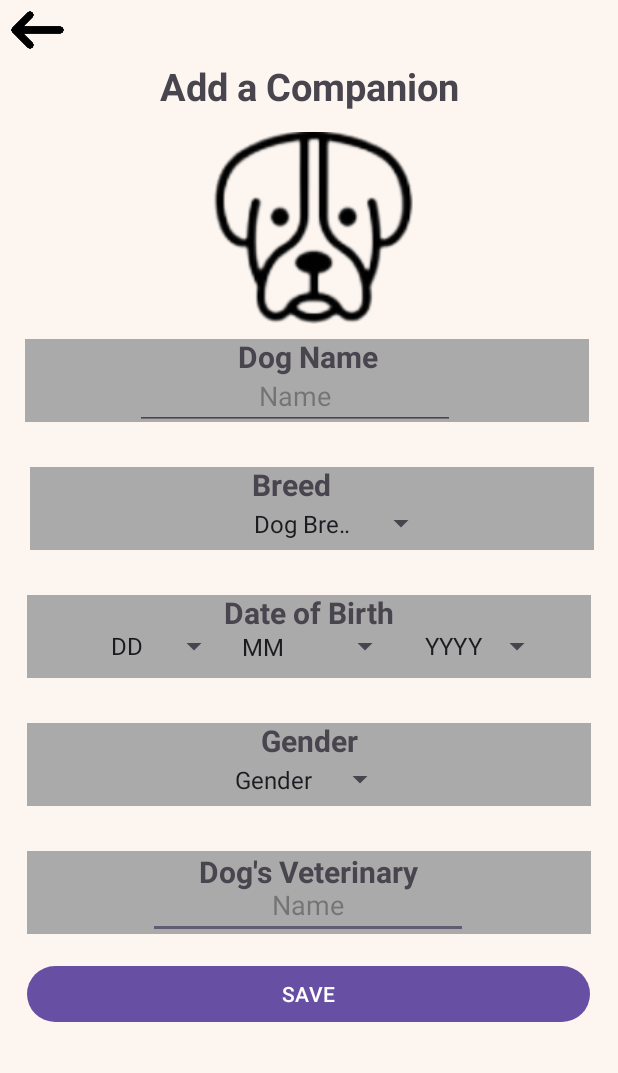
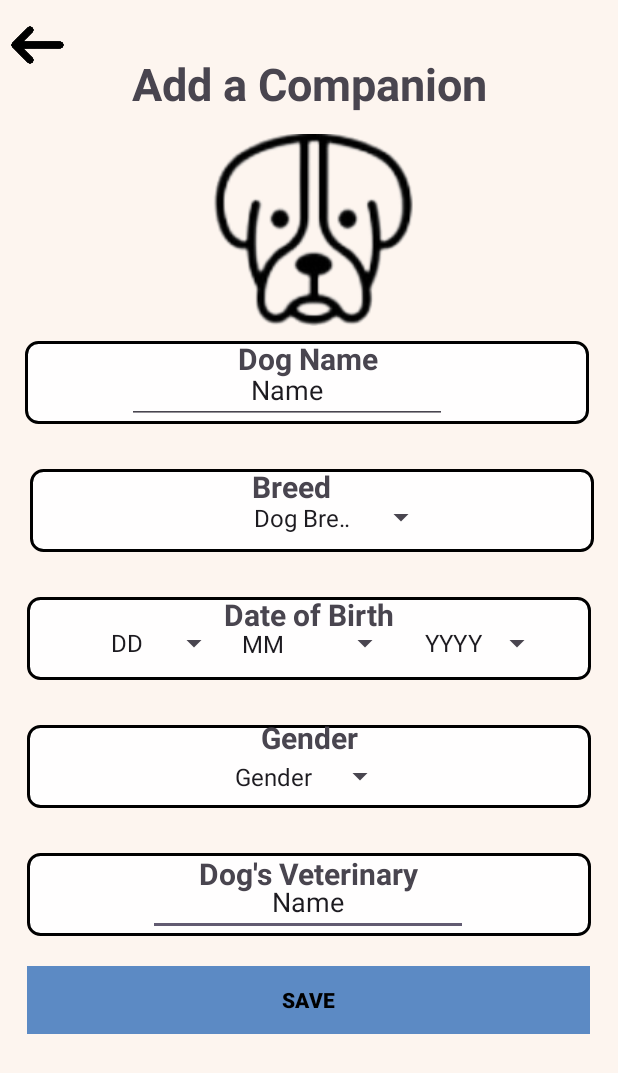
Before and after one commit to ViturNatsu/SOEN357_PROJECT, an Android app: the AddCompanion screen opened directly, with no data from a screen before it, on a phone screen of 412 x 824 dp. Shown: the top 1073 px of the screen. Run offline under Robolectric (Android 15) with nearby library versions, the phone set to English and light mode, and no system bars; our stand-ins replace Firebase (no records; nobody signed in at launch, a user with empty details on screens opened directly).

Commit message:
Updates from other branch

```diff
--- a/app/src/main/java/com/example/soen357_project/Dashboard.java
+++ b/app/src/main/java/com/example/soen357_project/Dashboard.java
@@ -5,6 +5,7 @@ import android.content.Intent;
 import android.os.Bundle;
 import android.view.View;
 import android.widget.Button;
+import android.widget.ImageView;
 import android.widget.TextView;
 import android.widget.Toast;
 
@@ -19,7 +20,8 @@ import java.util.Locale;
 import java.util.Map;
 
 public class Dashboard extends AppCompatActivity {
-    private TextView UserWelcomed;
+    private TextView title;
+    private ImageView logo;
     private Button MyCompBtn,AppointBtn,NearMebtn,ProfileBtn;
 
     @Override
--- /dev/null
+++ b/app/src/main/res/drawable/contour_background.xml
@@ -0,0 +1,8 @@
+<shape xmlns:android="http://schemas.android.com/apk/res/android"
+    android:shape="rectangle">
+    <solid android:color="@color/textbox_color" /> <!-- Transparent fill color -->
+    <stroke
+        android:width="2dp"
+        android:color="@color/contour_color" />
+    <corners android:radius="8dp" />
+</shape>
--- a/app/src/main/res/layout/activity_add_companion.xml
+++ b/app/src/main/res/layout/activity_add_companion.xml
@@ -7,69 +7,69 @@
     tools:context=".AddCompanion">
 
     <TextView
-        android:id="@+id/dog_name_entry"
+        android:id="@+id/textView2"
         android:layout_width="376dp"
         android:layout_height="55dp"
         android:layout_marginTop="10dp"
-        android:background="@android:color/darker_gray"
+        android:background="@drawable/contour_background"
         android:gravity="center"
         android:text=""
         app:layout_constraintEnd_toEndOf="parent"
         app:layout_constraintHorizontal_bias="0.457"
         app:layout_constraintStart_toStartOf="parent"
-        app:layout_constraintTop_toBottomOf="@+id/dog_image" />
+        app:layout_constraintTop_toBottomOf="@+id/imageView4" />
 
     <TextView
-        android:id="@+id/breed_entry"
+        android:id="@+id/textView3"
         android:layout_width="376dp"
         android:layout_height="55dp"
         android:layout_marginTop="30dp"
-        android:background="@android:color/darker_gray"
+        android:background="@drawable/contour_background"
         android:gravity="center"
         android:text=""
         app:layout_constraintEnd_toEndOf="parent"
         app:layout_constraintHorizontal_bias="0.555"
         app:layout_constraintStart_toStartOf="parent"
-        app:layout_constraintTop_toBottomOf="@+id/dog_name_entry" />
+        app:layout_constraintTop_toBottomOf="@+id/textView2" />
 
     <TextView
-        android:id="@+id/date_of_birth_entry"
+        android:id="@+id/textView5"
         android:layout_width="376dp"
         android:layout_height="55dp"
         android:layout_marginTop="30dp"
-        android:background="@android:color/darker_gray"
+        android:background="@drawable/contour_background"
         android:gravity="center"
         android:text=""
         app:layout_constraintEnd_toEndOf="parent"
         app:layout_constraintHorizontal_bias="0.5"
         app:layout_constraintStart_toStartOf="parent"
-        app:layout_constraintTop_toBottomOf="@+id/breed_entry" />
+        app:layout_constraintTop_toBottomOf="@+id/textView3" />
 
     <TextView
-        android:id="@+id/gender_entry"
+        android:id="@+id/textView6"
         android:layout_width="376dp"
         android:layout_height="55dp"
         android:layout_marginTop="30dp"
-        android:background="@android:color/darker_gray"
+        android:background="@drawable/contour_background"
         android:gravity="center"
         android:text=""
         app:layout_constraintEnd_toEndOf="parent"
         app:layout_constraintHorizontal_bias="0.5"
         app:layout_constraintStart_toStartOf="parent"
-        app:layout_constraintTop_toBottomOf="@+id/date_of_birth_entry" />
+        app:layout_constraintTop_toBottomOf="@+id/textView5" />
 
     <TextView
-        android:id="@+id/dogs_vet_entry"
+        android:id="@+id/textView7"
         android:layout_width="376dp"
         android:layout_height="55dp"
         android:layout_marginTop="30dp"
-        android:background="@android:color/darker_gray"
+        android:background="@drawable/contour_background"
         android:gravity="center"
         android:text=""
         app:layout_constraintEnd_toEndOf="parent"
         app:layout_constraintHorizontal_bias="0.5"
         app:layout_constraintStart_toStartOf="parent"
-        app:layout_constraintTop_toBottomOf="@+id/gender_entry" />
+        app:layout_constraintTop_toBottomOf="@+id/textView6" />
 
     <Spinner
         android:id="@+id/genderSpinner"
@@ -104,7 +104,7 @@
         android:ems="10"
         android:gravity="center"
         android:inputType="text"
-        android:hint="Name"
+        android:text="Name"
         app:layout_constraintEnd_toEndOf="parent"
         app:layout_constraintHorizontal_bias="0.497"
         app:layout_constraintStart_toStartOf="parent"
@@ -114,23 +114,27 @@
         android:id="@+id/dogNameTxt"
         android:layout_width="wrap_content"
         android:layout_height="wrap_content"
-        android:layout_marginTop="25dp"
+        android:layout_marginTop="20dp"
         android:ems="10"
         android:gravity="center"
         android:inputType="text"
-        android:hint="Name"
+        android:text="Name"
         app:layout_constraintEnd_toEndOf="parent"
-        app:layout_constraintHorizontal_bias="0.452"
+        app:layout_constraintHorizontal_bias="0.427"
         app:layout_constraintStart_toStartOf="parent"
-        app:layout_constraintTop_toBottomOf="@+id/dog_image" />
+        app:layout_constraintTop_toBottomOf="@+id/imageView4" />
 
     <Button
         android:id="@+id/saveBtn"
         android:layout_width="375dp"
         android:layout_height="45dp"
-        android:layout_marginTop="14dp"
+        android:layout_marginTop="20dp"
+        android:background="@color/button_color"
         android:gravity="center"
         android:text="SAVE"
+        android:textColor="@android:color/black"
+        android:textStyle="bold"
+        app:backgroundTint="@color/button_color"
         app:layout_constraintEnd_toEndOf="parent"
         app:layout_constraintHorizontal_bias="0.498"
         app:layout_constraintStart_toStartOf="parent"
@@ -141,7 +145,7 @@
         android:layout_width="114dp"
         android:layout_height="62dp"
         android:layout_centerHorizontal="true"
-        android:layout_marginTop="26dp"
+        android:layout_marginTop="28dp"
         android:entries="@array/months_array"
         android:gravity="center"
         app:layout_constraintEnd_toEndOf="parent"
@@ -154,7 +158,7 @@
         android:layout_width="101dp"
         android:layout_height="61dp"
         android:layout_centerHorizontal="true"
-        android:layout_marginTop="26dp"
+        android:layout_marginTop="28dp"
         android:entries="@array/years_array"
         android:gravity="center"
         android:paddingStart="8dp"
@@ -168,45 +172,48 @@
         android:layout_height="61dp"
         android:layout_centerHorizontal="true"
         android:layout_marginStart="66dp"
-        android:layout_marginTop="26dp"
+        android:layout_marginTop="28dp"
         android:entries="@array/days_array"
         android:gravity="center"
         app:layout_constraintStart_toStartOf="parent"
         app:layout_constraintTop_toBottomOf="@+id/breedSpinner" />
 
+    <TextView
+        android:id="@+id/myCompTitle"
+        android:layout_width="wrap_content"
+        android:layout_height="wrap_content"
+        android:layout_marginTop="35dp"
+        android:text="Add a Companion"
+        android:textSize="30sp"
+        android:textStyle="bold"
+        app:layout_constraintEnd_toEndOf="parent"
+        app:layout_constraintStart_toStartOf="parent"
+        app:layout_constraintTop_toTopOf="parent" />
+
     <ImageView
-        android:id="@+id/back_arrow_1"
+        android:id="@+id/imageView3"
         android:layout_width="50dp"
         android:layout_height="40dp"
         android:layout_alignParentStart="true"
         android:layout_alignParentTop="true"
+        android:layout_marginTop="10dp"
         android:onClick="onImageClicked"
+        app:layout_constraintTop_toTopOf="parent"
         app:srcCompat="@drawable/back_arrow" />
 
-    <TextView
-        android:id="@+id/add_a_companion"
-        android:layout_width="wrap_content"
-        android:layout_height="wrap_content"
-        android:text="Add a Companion"
-        android:textSize="25sp"
-        android:textStyle="bold"
-        app:layout_constraintEnd_toEndOf="parent"
-        app:layout_constraintStart_toStartOf="parent"
-        app:layout_constraintTop_toBottomOf="@id/back_arrow_1" />
-
     <ImageView
-        android:id="@+id/dog_image"
+        android:id="@+id/imageView4"
         android:layout_width="wrap_content"
         android:layout_height="wrap_content"
         android:layout_marginTop="13dp"
         android:gravity="center"
         app:layout_constraintEnd_toEndOf="parent"
         app:layout_constraintStart_toStartOf="parent"
-        app:layout_constraintTop_toBottomOf="@+id/add_a_companion"
+        app:layout_constraintTop_toBottomOf="@+id/myCompTitle"
         app:srcCompat="@drawable/dog" />
 
     <TextView
-        android:id="@+id/dog_name"
+        android:id="@+id/textView8"
         android:layout_width="wrap_content"
         android:layout_height="wrap_content"
         android:layout_marginTop="8dp"
@@ -216,10 +223,10 @@
         app:layout_constraintEnd_toEndOf="parent"
         app:layout_constraintHorizontal_bias="0.498"
         app:layout_constraintStart_toStartOf="parent"
-        app:layout_constraintTop_toBottomOf="@+id/dog_image" />
+        app:layout_constraintTop_toBottomOf="@+id/imageView4" />
 
     <TextView
-        android:id="@+id/breed"
+        android:id="@+id/textView9"
         android:layout_width="wrap_content"
         android:layout_height="wrap_content"
         android:layout_marginTop="28dp"
@@ -229,10 +236,10 @@
         app:layout_constraintEnd_toEndOf="parent"
         app:layout_constraintHorizontal_bias="0.468"
         app:layout_constraintStart_toStartOf="parent"
-        app:layout_constraintTop_toBottomOf="@+id/dog_name_entry" />
+        app:layout_constraintTop_toBottomOf="@+id/textView2" />
 
     <TextView
-        android:id="@+id/date_of_birth"
+        android:id="@+id/textView10"
         android:layout_width="wrap_content"
         android:layout_height="wrap_content"
         android:layout_marginTop="28dp"
@@ -241,10 +248,10 @@
         android:textStyle="bold"
         app:layout_constraintEnd_toEndOf="parent"
         app:layout_constraintStart_toStartOf="parent"
-        app:layout_constraintTop_toBottomOf="@+id/breed_entry" />
+        app:layout_constraintTop_toBottomOf="@+id/textView3" />
 
     <TextView
-        android:id="@+id/gender"
+        android:id="@+id/textView11"
         android:layout_width="wrap_content"
         android:layout_height="wrap_content"
         android:layout_marginTop="18dp"
@@ -256,7 +263,7 @@
         app:layout_constraintTop_toBottomOf="@+id/monthSpinner" />
 
     <TextView
-        android:id="@+id/dogs_vet"
+        android:id="@+id/textView12"
         android:layout_width="wrap_content"
         android:layout_height="wrap_content"
         android:layout_marginTop="30dp"
@@ -265,5 +272,5 @@
         android:textStyle="bold"
         app:layout_constraintEnd_toEndOf="parent"
         app:layout_constraintStart_toStartOf="parent"
-        app:layout_constraintTop_toBottomOf="@+id/gender_entry" />
+        app:layout_constraintTop_toBottomOf="@+id/textView6" />
 </androidx.constraintlayout.widget.ConstraintLayout>
--- a/app/src/main/res/layout/dog_entry.xml
+++ b/app/src/main/res/layout/dog_entry.xml
@@ -10,7 +10,7 @@
     <RelativeLayout
         android:layout_width="match_parent"
         android:layout_height="wrap_content"
-        android:background="@color/light_gray"
+        android:background="@color/button_color"
         android:padding="16dp">
 
         <ImageView
--- a/app/src/main/res/values/colors.xml
+++ b/app/src/main/res/values/colors.xml
@@ -6,5 +6,7 @@
     <color name="orange">#FFA500</color>
     <color name="green">#00FF00</color>
     <color name="background_color">#FDF5EF</color>
-    <color name="button_color">#FFB200EE</color>
+    <color name="button_color">#5C8AC4</color>
+    <color name="textbox_color">#FFFEFE</color>
+    <color name="contour_color">#FF000000</color>
 </resources>
```
Also changed, not shown: app/src/main/java/com/example/soen357_project/Profile.java (+0 -7 lines), app/src/main/res/layout/activity_dog_info.xml (+14 -9 lines), app/src/main/res/layout/activity_health_records.xml (+15 -12 lines), app/src/main/res/layout/activity_login_page.xml (+54 -37 lines), app/src/main/res/layout/activity_main.xml (+18 -12 lines), app/src/main/res/layout/activity_my_companions.xml (+30 -30 lines), app/src/main/res/layout/activity_profile.xml (+37 -24 lines), app/src/main/res/layout/activity_register.xml (+56 -38 lines), app/src/main/res/drawable/logo.png (added).
